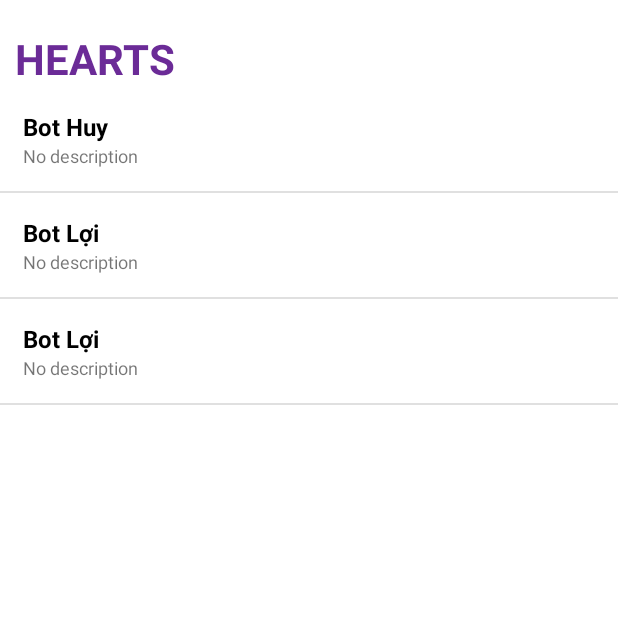
After one commit to ThanhLoiTL/ChatWithImaginaryFriends, an Android app: the HeartActivity screen opened directly, with no data from a screen before it, on a phone screen of 412 x 824 dp, the top half of it. The commit adds this screen. Run offline under Robolectric (Android 15) with nearby library versions, the phone set to English and light mode, and no system bars.

Commit message:
commit 1

```diff
--- a/app/src/main/AndroidManifest.xml
+++ b/app/src/main/AndroidManifest.xml
@@ -10,6 +10,9 @@
         android:supportsRtl="true"
         android:theme="@style/Theme.ChatWithImaginaryFriends">
         <activity
+            android:name=".HeartActivity"
+            android:exported="false" />
+        <activity
             android:name=".MainActivity"
             android:exported="true">
             <intent-filter>
--- /dev/null
+++ b/app/src/main/java/com/android/chatwithimaginaryfriends/BotAdapter.java
@@ -0,0 +1,50 @@
+package com.android.chatwithimaginaryfriends;
+
+import android.content.Context;
+import android.util.Log;
+import android.view.LayoutInflater;
+import android.view.View;
+import android.view.ViewGroup;
+import android.widget.BaseAdapter;
+import android.widget.TextView;
+
+import java.util.List;
+
+public class BotAdapter extends BaseAdapter {
+    private Context context;
+    private int layout;
+    private List<Hearts> heartsList;
+
+    public BotAdapter(Context context, int layout, List<Hearts> heartsList) {
+        this.context = context;
+        this.layout = layout;
+        this.heartsList = heartsList;
+    }
+
+    @Override
+    public int getCount() {
+        return heartsList.size();
+    }
+
+    @Override
+    public Object getItem(int i) {
+        return null;
+    }
+
+    @Override
+    public long getItemId(int i) {
+        return 0;
+    }
+
+    @Override
+    public View getView(int i, View view, ViewGroup viewGroup) {
+        LayoutInflater inflater = (LayoutInflater) context.getSystemService(Context.LAYOUT_INFLATER_SERVICE);
+        view = inflater.inflate(layout,null);
+        TextView txtBotName = (TextView) view.findViewById(R.id.txtBotName);
+        TextView txtBotDesc = (TextView) view.findViewById(R.id.txtBotDesc);
+        Hearts hearts = heartsList.get(i);
+        txtBotName.setText(hearts.getBotName());
+        txtBotDesc.setText(hearts.getDescription());
+        return view;
+    }
+}
--- /dev/null
+++ b/app/src/main/java/com/android/chatwithimaginaryfriends/HeartActivity.java
@@ -0,0 +1,29 @@
+package com.android.chatwithimaginaryfriends;
+
+import androidx.appcompat.app.AppCompatActivity;
+
+import android.os.Bundle;
+import android.view.Window;
+import android.widget.ListView;
+
+import java.util.ArrayList;
+
+public class HeartActivity extends AppCompatActivity {
+    ListView lvBot;
+    ArrayList<Hearts> arrHearts;
+    BotAdapter adapter;
+    @Override
+    protected void onCreate(Bundle savedInstanceState) {
+        super.onCreate(savedInstanceState);
+        requestWindowFeature(Window.FEATURE_NO_TITLE);
+        getSupportActionBar().hide();
+        setContentView(R.layout.activity_heart);
+        lvBot = (ListView) findViewById(R.id.listBot);
+        arrHearts = new ArrayList<>();
+        arrHearts.add(new Hearts("Bot Huy", "No description"));
+        arrHearts.add(new Hearts("Bot Lợi", "No description"));
+        arrHearts.add(new Hearts("Bot Lợi", "No description"));
+        adapter = new BotAdapter(this,R.layout.bot_list_item,arrHearts);
+        lvBot.setAdapter(adapter);
+    }
+}
--- /dev/null
+++ b/app/src/main/java/com/android/chatwithimaginaryfriends/Hearts.java
@@ -0,0 +1,26 @@
+package com.android.chatwithimaginaryfriends;
+
+public class Hearts {
+    private String botName;
+    private String description;
+    public  Hearts(String name, String desc){
+        botName = name;
+        description = desc;
+    }
+
+    public String getBotName() {
+        return botName;
+    }
+
+    public void setBotName(String botName) {
+        this.botName = botName;
+    }
+
+    public String getDescription() {
+        return description;
+    }
+
+    public void setDescription(String description) {
+        this.description = description;
+    }
+}
--- a/app/src/main/java/com/android/chatwithimaginaryfriends/MainActivity.java
+++ b/app/src/main/java/com/android/chatwithimaginaryfriends/MainActivity.java
@@ -2,13 +2,27 @@ package com.android.chatwithimaginaryfriends;
 
 import androidx.appcompat.app.AppCompatActivity;
 
+import android.content.Intent;
 import android.os.Bundle;
+import android.view.MenuItem;
+import android.view.Window;
+import android.widget.ArrayAdapter;
+import android.widget.ListView;
+import java.util.ArrayList;
 
 public class MainActivity extends AppCompatActivity {
 
     @Override
     protected void onCreate(Bundle savedInstanceState) {
         super.onCreate(savedInstanceState);
+        requestWindowFeature(Window.FEATURE_NO_TITLE);
+        getSupportActionBar().hide();
         setContentView(R.layout.activity_main);
+
+    }
+
+    public void ShowHeartActivity(MenuItem item) {
+        Intent intent = new Intent(this,HeartActivity.class);
+        startActivity(intent);
     }
 }
--- /dev/null
+++ b/app/src/main/res/layout/activity_heart.xml
@@ -0,0 +1,34 @@
+<?xml version="1.0" encoding="utf-8"?>
+<LinearLayout xmlns:android="http://schemas.android.com/apk/res/android"
+    xmlns:app="http://schemas.android.com/apk/res-auto"
+    xmlns:tools="http://schemas.android.com/tools"
+    android:layout_width="match_parent"
+    android:layout_height="match_parent"
+    android:orientation="vertical"
+    tools:context=".HeartActivity" >
+
+    <LinearLayout
+        android:layout_width="match_parent"
+        android:layout_height="wrap_content"
+        android:orientation="horizontal"
+        android:paddingTop="20dp"
+        android:paddingLeft="10dp">
+
+        <TextView
+            android:id="@+id/txtHeart"
+            android:layout_width="wrap_content"
+            android:layout_height="wrap_content"
+            android:layout_weight="1"
+            android:text="HEARTS"
+            android:textColor="@color/root"
+            android:textSize="28sp"
+            android:textStyle="bold" />
+
+    </LinearLayout>
+
+    <ListView
+        android:id="@+id/listBot"
+        android:layout_width="match_parent"
+        android:layout_height="match_parent" />
+
+</LinearLayout>
--- a/app/src/main/res/layout/activity_main.xml
+++ b/app/src/main/res/layout/activity_main.xml
@@ -12,6 +12,7 @@
         app:menu="@menu/menu_bottom_nav"
         android:layout_alignParentBottom="true"
         android:background="?android:attr/windowBackground"
+        style="@style/Widget.MaterialComponents.BottomNavigationView.Colored"
         app:itemBackground="@color/root"
         app:itemIconTint="@color/white">
     </com.google.android.material.bottomnavigation.BottomNavigationView>
--- /dev/null
+++ b/app/src/main/res/layout/bot_list_item.xml
@@ -0,0 +1,27 @@
+<?xml version="1.0" encoding="utf-8"?>
+    <LinearLayout
+        xmlns:android="http://schemas.android.com/apk/res/android"
+        xmlns:app="http://schemas.android.com/apk/res-auto"
+        android:layout_width="match_parent"
+        android:layout_height="wrap_content"
+        android:orientation="vertical"
+    android:padding="15dp">
+
+    <TextView
+        android:id="@+id/txtBotName"
+        android:layout_width="match_parent"
+        android:layout_height="wrap_content"
+        android:text="BotName"
+        android:textColor="@color/black"
+        android:inputType="text"
+        android:textSize="16sp"
+        android:textStyle="bold" />
+
+    <TextView
+        android:id="@+id/txtBotDesc"
+        android:layout_width="match_parent"
+        android:layout_height="wrap_content"
+        android:text="Bot Description"
+        android:inputType="text"
+        android:textSize="12sp" />
+</LinearLayout>
--- a/app/src/main/res/menu/menu_bottom_nav.xml
+++ b/app/src/main/res/menu/menu_bottom_nav.xml
@@ -2,7 +2,8 @@
 <menu xmlns:android="http://schemas.android.com/apk/res/android">
     <item android:id="@+id/action_heart"
         android:title="@string/action_heart"
-        android:icon="@drawable/favorite_24"/>
+        android:icon="@drawable/favorite_24"
+        android:onClick="ShowHeartActivity"/>
 
     <item android:id="@+id/action_character"
         android:title="@string/action_character"
--- a/app/src/main/res/values/colors.xml
+++ b/app/src/main/res/values/colors.xml
@@ -7,5 +7,5 @@
     <color name="teal_700">#FF018786</color>
     <color name="black">#FF000000</color>
     <color name="white">#FFFFFFFF</color>
-    <color name="root">#8981d8</color>
+    <color name="root">#6b2b97</color>
 </resources>
--- a/app/src/main/res/values/strings.xml
+++ b/app/src/main/res/values/strings.xml
@@ -1,7 +1,7 @@
 <resources>
     <string name="app_name">ChatWithImaginaryFriends</string>
-    <string name="action_heart">Heart</string>
-    <string name="action_character">Character</string>
-    <string name="action_chat">Chat</string>
-    <string name="action_setting">Setting</string>
+    <string name="action_heart">HEART</string>
+    <string name="action_character">CHARACTER</string>
+    <string name="action_chat">TALKS</string>
+    <string name="action_setting">SETTING</string>
 </resources>
```
